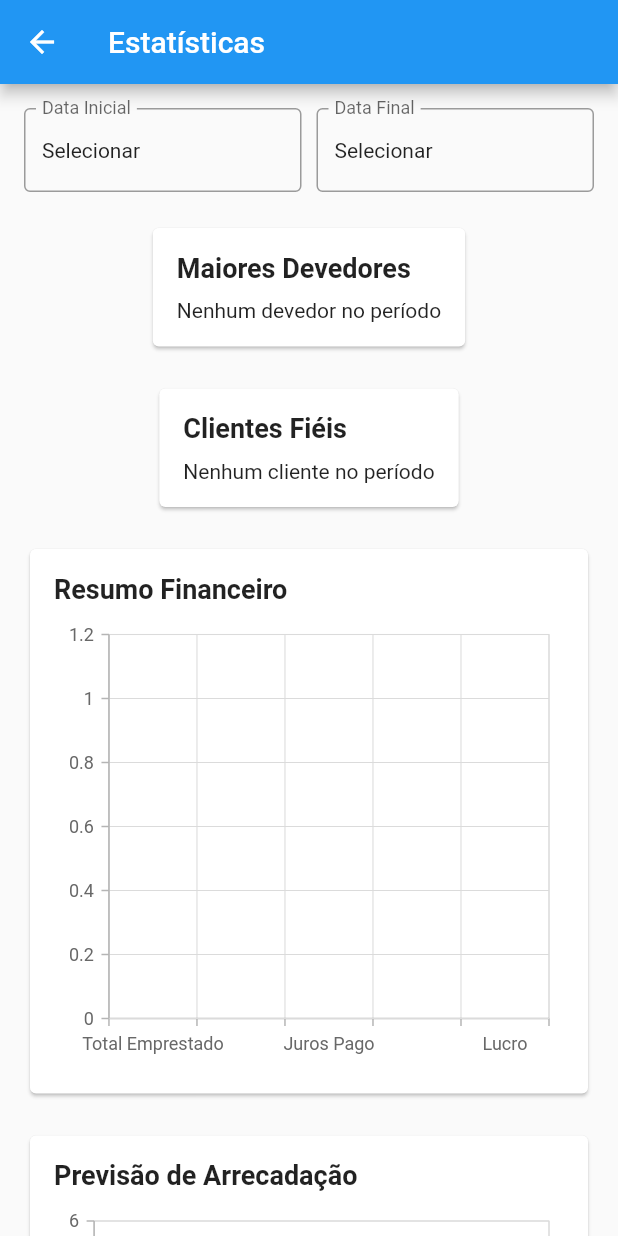
After one commit to filipedrisostes/emprestimos, a Flutter app: the EstatisticasScreen screen opened directly, on a phone screen of 412 x 824 dp. The commit adds this screen. Run offline on Flutter 3.47's test engine with Material 2 defaults, Android fonts, the phone set to English and light mode, and no system bars; our stand-ins replace contacts_service, mask_text_input_formatter, permission_handler, shared_preferences, sqflite, syncfusion_flutter_charts; accounts and stored records are empty.

Commit message:
Salvando para atualizar o flutter

```diff
--- /dev/null
+++ b/lib/screens/estatisticas_screen.dart
@@ -0,0 +1,383 @@
+import 'package:flutter/material.dart';
+import 'package:syncfusion_flutter_charts/charts.dart';
+import 'package:intl/intl.dart';
+import 'package:emprestimos/dao/transacao_dao.dart';
+import 'package:emprestimos/dao/obrigado_dao.dart';
+import 'package:emprestimos/database_helper.dart';
+import 'package:emprestimos/models/transacao.dart';
+import 'package:emprestimos/models/obrigado.dart';
+
+class EstatisticasScreen extends StatefulWidget {
+  const EstatisticasScreen({super.key});
+
+  @override
+  _EstatisticasScreenState createState() => _EstatisticasScreenState();
+}
+
+class _EstatisticasScreenState extends State<EstatisticasScreen> {
+  final TransacaoDao _transacaoDao = TransacaoDao(DatabaseHelper.instance);
+  final ObrigadoDao _obrigadoDao = ObrigadoDao(DatabaseHelper.instance);
+  final NumberFormat _currencyFormat = NumberFormat.currency(
+    locale: 'pt_BR',
+    symbol: 'R\$',
+    decimalDigits: 2,
+  );
+
+  DateTime? _dataInicial;
+  DateTime? _dataFinal;
+  List<Transacao> _transacoes = [];
+  List<Obrigado> _obrigados = [];
+
+  @override
+  void initState() {
+    super.initState();
+    _carregarDados();
+  }
+
+  Future<void> _carregarDados() async {
+    final transacoes = await _transacaoDao.getAllTransacoes();
+    final obrigados = await _obrigadoDao.getAllObrigados();
+
+    setState(() {
+      _transacoes = transacoes;
+      _obrigados = obrigados;
+    });
+  }
+
+  Future<void> _selecionarData(BuildContext context, bool isInicial) async {
+    final DateTime? picked = await showDatePicker(
+      context: context,
+      initialDate: isInicial ? _dataInicial ?? DateTime.now() : _dataFinal ?? DateTime.now(),
+      firstDate: DateTime(2000),
+      lastDate: DateTime(2100),
+      locale: const Locale('pt', 'BR'),
+    );
+
+    if (picked != null) {
+      setState(() {
+        if (isInicial) {
+          _dataInicial = picked;
+        } else {
+          _dataFinal = picked;
+        }
+      });
+    }
+  }
+
+  List<Transacao> get _transacoesFiltradas {
+    return _transacoes.where((transacao) {
+      final dataTransacao = transacao.dataEmprestimo;
+      final dentroPeriodoInicial = _dataInicial == null ||
+          dataTransacao.isAfter(_dataInicial!.subtract(const Duration(days: 1)));
+      final dentroPeriodoFinal = _dataFinal == null ||
+          dataTransacao.isBefore(_dataFinal!.add(const Duration(days: 1)));
+      return dentroPeriodoInicial && dentroPeriodoFinal;
+    }).toList();
+  }
+
+  // 1. Maiores devedores
+  List<Map<String, dynamic>> get _maioresDevedores {
+    final Map<int, double> devedores = {};
+
+    for (final transacao in _transacoesFiltradas) {
+      if (transacao.dataPagamentoCompleto == null) {
+        final valorDevido = transacao.retorno;
+        devedores[transacao.idObrigado] =
+            (devedores[transacao.idObrigado] ?? 0) + valorDevido;
+      }
+    }
+
+    return devedores.entries.map((entry) {
+      final obrigado = _obrigados.firstWhere(
+        (o) => o.id == entry.key,
+        orElse: () => Obrigado(id: -1, nome: 'Desconhecido', zap: ''),
+      );
+
+      return {
+        'obrigado': obrigado,
+        'valorDevido': entry.value,
+      };
+    }).toList()
+      ..sort((a, b) => (b['valorDevido'] as num).compareTo(a['valorDevido'] as num));
+  }
+
+  // 2. Clientes fiéis (que mais pediram empréstimos)
+  List<Map<String, dynamic>> get _clientesFieis {
+    final Map<int, int> contagem = {};
+
+    for (final transacao in _transacoesFiltradas) {
+      contagem[transacao.idObrigado] =
+          (contagem[transacao.idObrigado] ?? 0) + 1;
+    }
+
+    return contagem.entries.map((entry) {
+      final obrigado = _obrigados.firstWhere(
+        (o) => o.id == entry.key,
+        orElse: () => Obrigado(id: -1, nome: 'Desconhecido', zap: ''),
+      );
+
+      return {
+        'obrigado': obrigado,
+        'quantidade': entry.value,
+      };
+    }).toList()
+      ..sort((a, b) => (b['quantidade'] as num).compareTo(a['quantidade'] as num));
+  }
+
+  // 3. Dados para gráfico de barras
+  Map<String, double> get _dadosGraficoBarras {
+    double totalEmprestado = 0;
+    double totalJurosReceber = 0;
+    double totalJurosPago = 0;
+    double totalQuitado = 0;
+
+    for (final transacao in _transacoesFiltradas) {
+      totalEmprestado += transacao.valorEmprestado;
+
+      if (transacao.dataPagamentoCompleto != null) {
+        totalQuitado += transacao.retorno;
+        totalJurosPago += transacao.retorno - transacao.valorEmprestado;
+      } else if (transacao.dataPagamentoRetorno != null) {
+        totalJurosPago += transacao.retorno - transacao.valorEmprestado;
+      } else {
+        totalJurosReceber += transacao.retorno - transacao.valorEmprestado;
+      }
+    }
+
+    return {
+      'Total Emprestado': totalEmprestado,
+      'Juros a Receber': totalJurosReceber,
+      'Juros Pago': totalJurosPago,
+      'Total Quitado': totalQuitado,
+      'Lucro': (totalQuitado + totalJurosPago) - totalEmprestado,
+    };
+  }
+
+  // 4. Dados para gráfico de previsão de arrecadação
+  List<Map<String, dynamic>> get _previsaoArrecadacao {
+    final Map<String, double> arrecadacaoPorMes = {};
+
+    for (final transacao in _transacoesFiltradas) {
+      if (transacao.dataPagamentoCompleto == null &&
+          transacao.dataPagamentoRetorno == null) {
+        final mesAno = DateFormat('MM/yyyy').format(transacao.dataEmprestimo);
+        final juros = transacao.retorno - transacao.valorEmprestado;
+
+        arrecadacaoPorMes[mesAno] =
+            (arrecadacaoPorMes[mesAno] ?? 0) + juros;
+      }
+    }
+
+    return arrecadacaoPorMes.entries.map((entry) {
+      return {
+        'mes': entry.key,
+        'juros': entry.value,
+      };
+    }).toList()
+      ..sort((a, b) => (a['mes'] as String).compareTo(b['mes'] as String));
+  }
+
+  @override
+  Widget build(BuildContext context) {
+    return Scaffold(
+      appBar: AppBar(
+        title: const Text('Estatísticas'),
+      ),
+      body: SingleChildScrollView(
+        padding: const EdgeInsets.all(16),
+        child: Column(
+          children: [
+            // Filtro de período
+            Row(
+              children: [
+                Expanded(
+                  child: InkWell(
+                    onTap: () => _selecionarData(context, true),
+                    child: InputDecorator(
+                      decoration: const InputDecoration(
+                        labelText: 'Data Inicial',
+                        border: OutlineInputBorder(),
+                      ),
+                      child: Text(
+                        _dataInicial != null
+                            ? DateFormat('dd/MM/yyyy').format(_dataInicial!)
+                            : 'Selecionar',
+                      ),
+                    ),
+                  ),
+                ),
+                const SizedBox(width: 10),
+                Expanded(
+                  child: InkWell(
+                    onTap: () => _selecionarData(context, false),
+                    child: InputDecorator(
+                      decoration: const InputDecoration(
+                        labelText: 'Data Final',
+                        border: OutlineInputBorder(),
+                      ),
+                      child: Text(
+                        _dataFinal != null
+                            ? DateFormat('dd/MM/yyyy').format(_dataFinal!)
+                            : 'Selecionar',
+                      ),
+                    ),
+                  ),
+                ),
+              ],
+            ),
+            const SizedBox(height: 20),
+
+            // 1. Maiores devedores
+            Card(
+              child: Padding(
+                padding: const EdgeInsets.all(16),
+                child: Column(
+                  crossAxisAlignment: CrossAxisAlignment.start,
+                  children: [
+                    const Text(
+                      'Maiores Devedores',
+                      style: TextStyle(
+                        fontSize: 18,
+                        fontWeight: FontWeight.bold,
+                      ),
+                    ),
+                    const SizedBox(height: 10),
+                    if (_maioresDevedores.isEmpty)
+                      const Text('Nenhum devedor no período')
+                    else
+                      Column(
+                        children: _maioresDevedores.take(5).map((devedor) {
+                          return ListTile(
+                            title: Text(devedor['obrigado'].nome),
+                            trailing: Text(
+                              _currencyFormat.format(devedor['valorDevido']),
+                              style: const TextStyle(
+                                fontWeight: FontWeight.bold,
+                                color: Colors.red,
+                              ),
+                            ),
+                          );
+                        }).toList(),
+                      ),
+                  ],
+                ),
+              ),
+            ),
+            const SizedBox(height: 20),
+
+            // 2. Clientes fiéis
+            Card(
+              child: Padding(
+                padding: const EdgeInsets.all(16),
+                child: Column(
+                  crossAxisAlignment: CrossAxisAlignment.start,
+                  children: [
+                    const Text(
+                      'Clientes Fiéis',
+                      style: TextStyle(
+                        fontSize: 18,
+                        fontWeight: FontWeight.bold,
+                      ),
+                    ),
+                    const SizedBox(height: 10),
+                    if (_clientesFieis.isEmpty)
+                      const Text('Nenhum cliente no período')
+                    else
+                      Column(
+                        children: _clientesFieis.take(5).map((cliente) {
+                          return ListTile(
+                            title: Text(cliente['obrigado'].nome),
+                            trailing: Text(
+                              '${cliente['quantidade']} empréstimos',
+                              style: const TextStyle(
+                                fontWeight: FontWeight.bold,
+                              ),
+                            ),
+                          );
+                        }).toList(),
+                      ),
+                  ],
+                ),
+              ),
+            ),
+            const SizedBox(height: 20),
+
+            // 3. Gráfico de barras
+            Card(
+              child: Padding(
+                padding: const EdgeInsets.all(16),
+                child: Column(
+                  crossAxisAlignment: CrossAxisAlignment.start,
+                  children: [
+                    const Text(
+                      'Resumo Financeiro',
+                      style: TextStyle(
+                        fontSize: 18,
+                        fontWeight: FontWeight.bold,
+                      ),
+                    ),
+                    const SizedBox(height: 10),
+                    SizedBox(
+                      height: 300,
+                      child: SfCartesianChart(
+                        primaryXAxis: CategoryAxis(),
+                        series: <CartesianSeries>[
+                          ColumnSeries<MapEntry<String, double>, String>(
+                            dataSource: _dadosGraficoBarras.entries.toList(),
+                            xValueMapper: (entry, _) => entry.key,
+                            yValueMapper: (entry, _) => entry.value,
+                            dataLabelSettings: const DataLabelSettings(
+                              isVisible: true,
+                              labelAlignment: ChartDataLabelAlignment.top,
+                            ),
+                          )
+                        ],
+                      ),
+                    ),
+                  ],
+                ),
+              ),
+            ),
+            const SizedBox(height: 20),
+
+            // 4. Gráfico de linha (previsão de arrecadação)
+            Card(
+              child: Padding(
+                padding: const EdgeInsets.all(16),
+                child: Column(
+                  crossAxisAlignment: CrossAxisAlignment.start,
+                  children: [
+                    const Text(
+                      'Previsão de Arrecadação',
+                      style: TextStyle(
+                        fontSize: 18,
+                        fontWeight: FontWeight.bold,
+                      ),
+                    ),
+                    const SizedBox(height: 10),
+                    SizedBox(
+                      height: 300,
+                      child: SfCartesianChart(
+                        primaryXAxis: CategoryAxis(),
+                        series: <CartesianSeries>[
+                          LineSeries<Map<String, dynamic>, String>(
+                            dataSource: _previsaoArrecadacao,
+                            xValueMapper: (data, _) => data['mes'],
+                            yValueMapper: (data, _) => data['juros'],
+                            dataLabelSettings: const DataLabelSettings(
+                              isVisible: true,
+                            ),
+                          )
+                        ],
+                      ),
+                    ),
+                  ],
+                ),
+              ),
+            ),
+          ],
+        ),
+      ),
+    );
+  }
+}
--- a/lib/screens/home_screen.dart
+++ b/lib/screens/home_screen.dart
@@ -7,6 +7,7 @@ import 'package:emprestimos/models/obrigado.dart';
 import 'package:emprestimos/models/transacao.dart';
 import 'package:emprestimos/screens/cadastro_obrigado_screen.dart';
 import 'package:emprestimos/screens/cadastro_transacao_screen.dart';
+import 'package:emprestimos/screens/estatisticas_screen.dart';
 import 'package:flutter/material.dart';
 import 'package:intl/intl.dart';
 import 'package:shared_preferences/shared_preferences.dart';
@@ -419,6 +420,19 @@ class _HomeScreenState extends State<HomeScreen> {
               ).then((_) => _carregarDados());
             },
           ),
+          ListTile(
+            leading: const Icon(Icons.bar_chart),
+            title: const Text('Estatísticas'),
+            onTap: () {
+              Navigator.pop(context);
+              Navigator.push(
+                context,
+                MaterialPageRoute(
+                  builder: (context) => const EstatisticasScreen(),
+                ),
+              ).then((_) => _carregarDados());
+            },
+          ),
         ],
       ),
     );
--- a/pubspec.yaml
+++ b/pubspec.yaml
@@ -46,6 +46,7 @@ dependencies:
   multi_select_flutter: ^4.1.3
   contacts_service: ^0.6.3
   shared_preferences: ^2.2.2
+  syncfusion_flutter_charts: ^23.1.40
 
 dev_dependencies:
   flutter_test:
```
Also changed, not shown: pubspec.lock, 1 other file.
